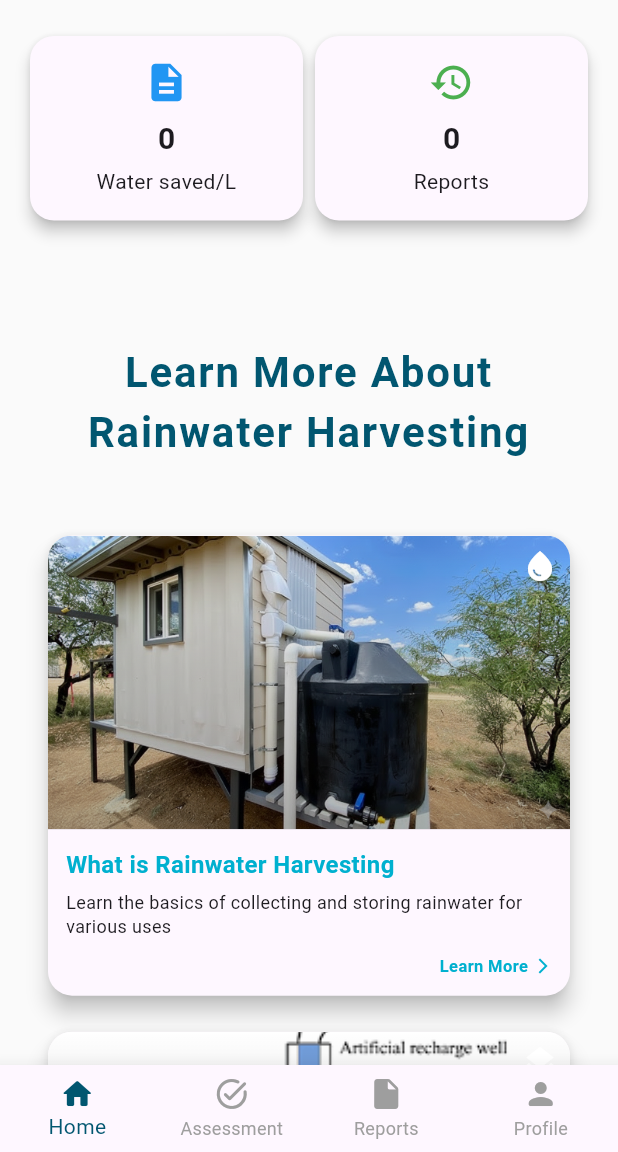
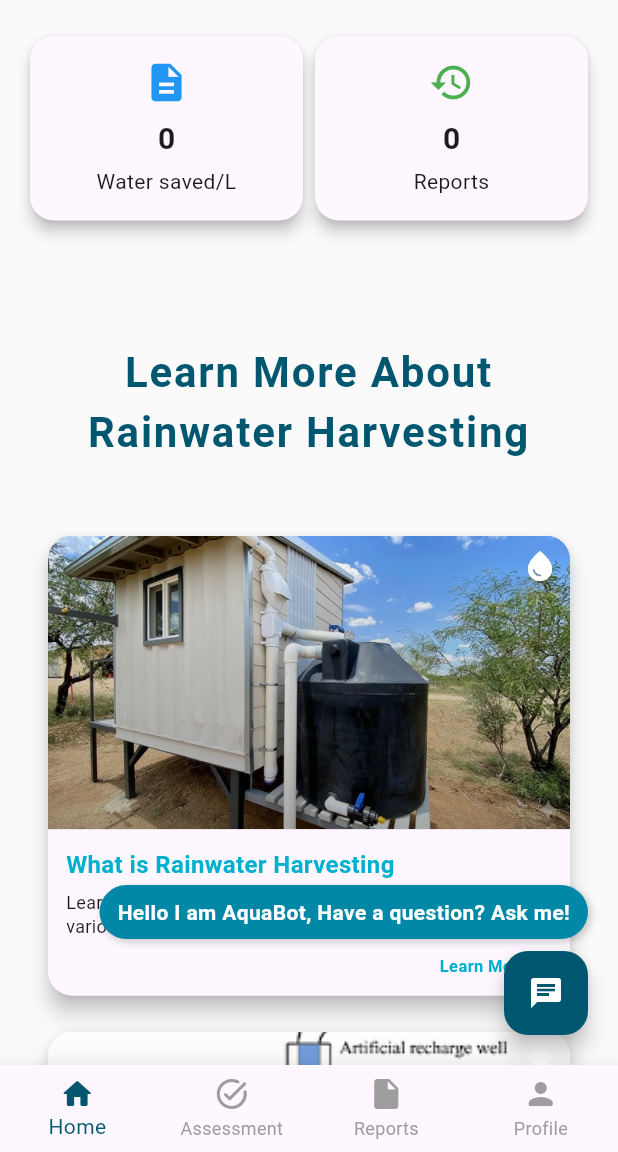
Before and after one commit to codermisba/aquacatch, a Flutter app: the MainNavigation screen opened by its route, on a phone screen of 412 x 824 dp, the part 84-1236 px from its top. Run offline on Flutter 3.47's test engine with Material 3 defaults, Android fonts, the phone set to English and light mode, and no system bars; our stand-ins replace cloud_firestore, firebase_auth, firebase_core, flutter_dotenv, flutter_markdown, geocoding and 7 more; accounts and stored records are empty.

Commit message:
by misba 26-09- 1:05

```diff
--- a/lib/chat.dart
+++ b/lib/chat.dart
@@ -40,7 +40,8 @@ class _ChatPageState extends State<ChatPage> {
         },
         {"role": "user", "content": userInput},
       ],
-      "parameters": {"temperature": 0.7, "max_new_tokens": 200},
+      "temperature": 0.7,
+  "max_tokens": 200,
     };
 
     try {
--- a/lib/home_screen.dart
+++ b/lib/home_screen.dart
@@ -1,3 +1,4 @@
+import 'package:aquacatch/theme.dart';
 import 'package:flutter/material.dart';
 import 'package:url_launcher/url_launcher.dart';
 import 'package:cloud_firestore/cloud_firestore.dart';
@@ -74,7 +75,8 @@ class _HomeScreenState extends State<HomeScreen> {
   Widget build(BuildContext context) {
     // Removed all Scaffold, AppBar, BottomNavigationBar, WillPopScope
     // Now only contains the content
-    return SingleChildScrollView(
+    return Stack(
+      children:[ SingleChildScrollView(
         padding: const EdgeInsets.symmetric(horizontal: 16, vertical: 20),
         child: Column(
           crossAxisAlignment: CrossAxisAlignment.center,
@@ -209,6 +211,66 @@ class _HomeScreenState extends State<HomeScreen> {
             ),
           ],
         ),
+      ),
+        Positioned(
+      bottom: 20,
+      right: 20,
+      child: _buildChatbotButton(),
+    ),
+      ]
+    );
+  }
+
+//chatbot button
+bool _showTooltip = true;
+
+Widget _buildChatbotButton() {
+  // Hide tooltip after 3 seconds
+  Future.delayed(const Duration(seconds: 3), () {
+    if (mounted && _showTooltip) {
+      setState(() {
+        _showTooltip = false;
+      });
+    }
+  });
+
+  return Column(
+    crossAxisAlignment: CrossAxisAlignment.end,
+    children: [
+      AnimatedOpacity(
+        opacity: _showTooltip ? 1.0 : 0.0,
+        duration: const Duration(milliseconds: 500),
+        child: Container(
+          padding: const EdgeInsets.symmetric(horizontal: 12, vertical: 8),
+          margin: const EdgeInsets.only(bottom: 8),
+          decoration: BoxDecoration(
+            color: accentColor,
+            borderRadius: BorderRadius.circular(20),
+            boxShadow: [
+              BoxShadow(
+                color: Colors.black.withOpacity(0.2),
+                blurRadius: 4,
+                offset: const Offset(2, 2),
+              ),
+            ],
+          ),
+          child: const Text(
+            "Hello I am AquaBot, Have a question? Ask me!",
+            style: TextStyle(
+              color: Colors.white,
+              fontWeight: FontWeight.bold,
+            ),
+          ),
+        ),
+      ),
+      FloatingActionButton(
+        backgroundColor: primaryColor,
+        child: const Icon(Icons.chat, color: Colors.white,),
+        onPressed: () {
+          Navigator.pushNamed(context, '/chat'); // Your chat page route
+        },
+      ),
+    ],
   );
 }
 
```
Lines whose indentation alone changed are shown as unchanged.
